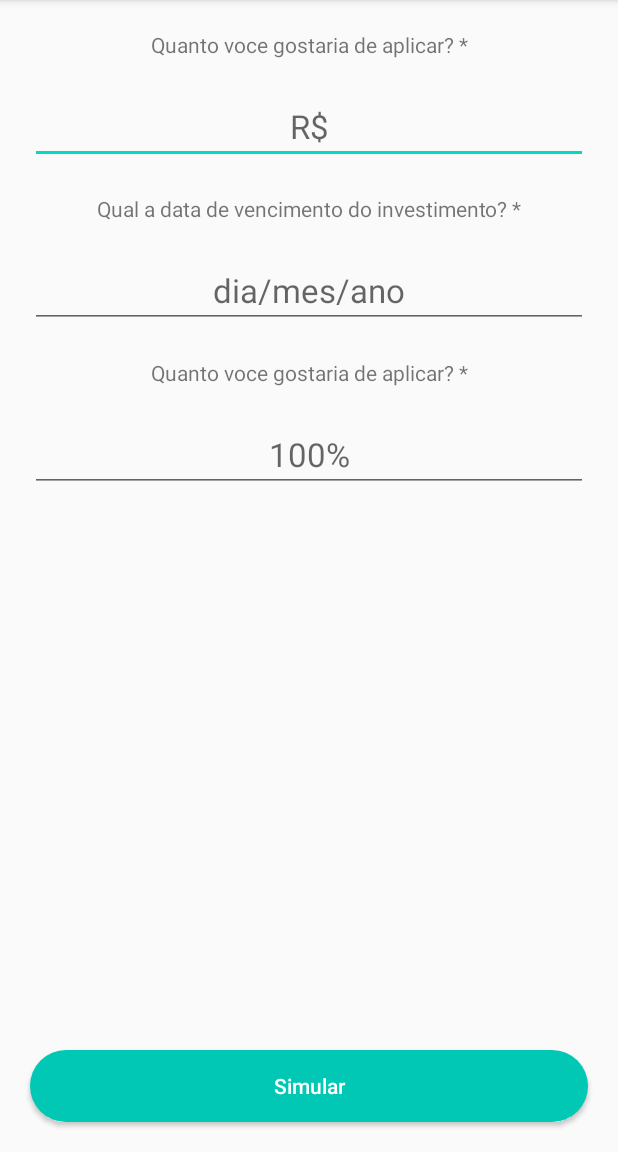
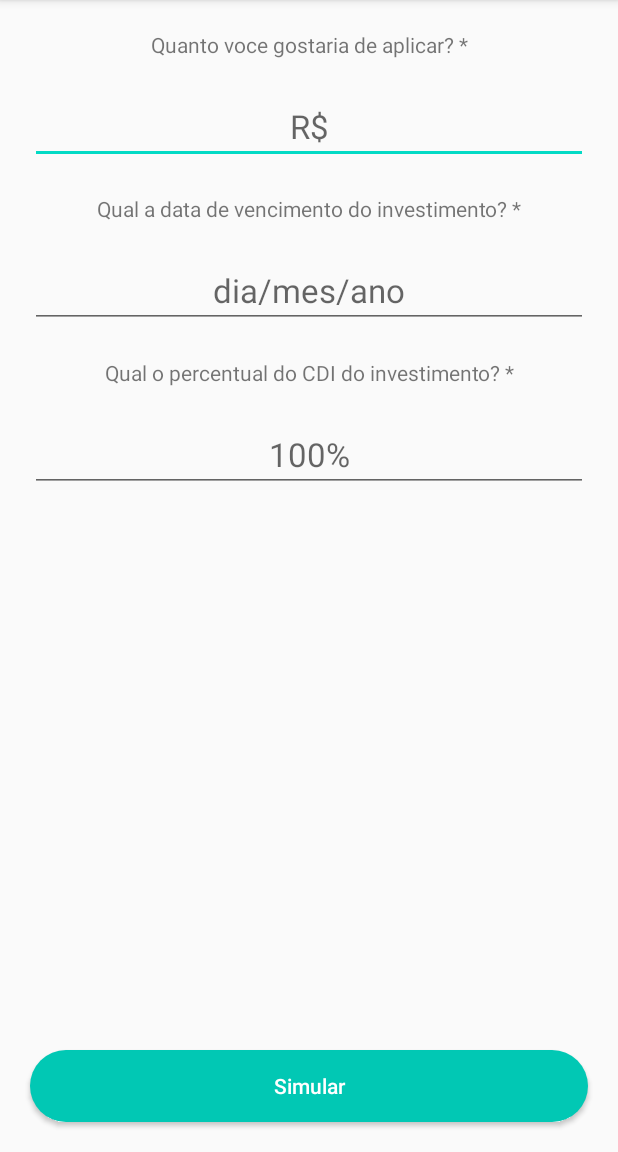
Before and after one commit to edferreira3005/desafio-easynvest, an Android app: the screen it shows after launch (MainActivity), on a phone screen of 412 x 824 dp, the part 84-1236 px from its top. Run offline under Robolectric (Android 15) with nearby library versions, the phone set to English and light mode, and no system bars; our stand-ins replace RxJava.

```diff
--- a/app/src/main/java/com/example/desafio_easynvest/api/SimulatorService.kt
+++ b/app/src/main/java/com/example/desafio_easynvest/api/SimulatorService.kt
@@ -16,7 +16,7 @@ class SimulatorService : KoinComponent{
     }
 
     private fun request(request : MyResquest) : HashMap<String, String> {
-        return Util.retornaHashJson("=",
+        return Util.returnHashJson("=",
             String.format("investedAmount=%s", request.investedAmount.toString()),
             String.format("index=%s", request.index),
             String.format("rate=%s", request.rate.toString()),
--- a/app/src/main/java/com/example/desafio_easynvest/utils/MaskEditUtil.kt
+++ b/app/src/main/java/com/example/desafio_easynvest/utils/MaskEditUtil.kt
@@ -32,7 +32,7 @@ object MaskEditUtil {
                             ediTxt.removeTextChangedListener(this)
 
                             val cleanString = s.toString().replace("[R$,.\u00A0]".toRegex(), "")
-                            val parsed = java.lang.Double.parseDouble(cleanString)
+                            val parsed = cleanString.toDouble()
                             formated = NumberFormat.getCurrencyInstance().format(parsed / 100)
                             current = formated
                             formated = formated.toString().replace("\u00A0", "")
--- a/app/src/main/res/layout/layout_fragment_imput_simulator.xml
+++ b/app/src/main/res/layout/layout_fragment_imput_simulator.xml
@@ -78,7 +78,7 @@
                 android:layout_height="wrap_content"
                 android:layout_margin="20dp"
                 android:gravity="center"
-                android:text="@string/quando_aplicar"
+                android:text="@string/qual_percentual_cdi"
                 app:layout_constraintEnd_toEndOf="parent"
                 app:layout_constraintStart_toStartOf="parent"
                 app:layout_constraintTop_toBottomOf="@id/etDataVencimento" />
--- a/app/src/main/res/values/strings.xml
+++ b/app/src/main/res/values/strings.xml
@@ -32,4 +32,7 @@
     <string name="val_rendimento_periodo">8,87%</string>
     <string name="sumular_novamente">Simular novamente</string>
     <string name="simular">Simular</string>
+    <string name="qual_percentual_cdi">Qual o percentual do CDI do investimento? *</string>
+    <string name="format_request">yyyy-MM-dd</string>
+    <string name="format_screen">dd/MM/yyyy</string>
 </resources>
```
Also changed, not shown: app/src/main/java/com/example/desafio_easynvest/screens/imputsimulator/FragmentInputSimulator.kt (+5 -2 lines), app/src/main/java/com/example/desafio_easynvest/utils/Util.kt (+22 -1 lines).
